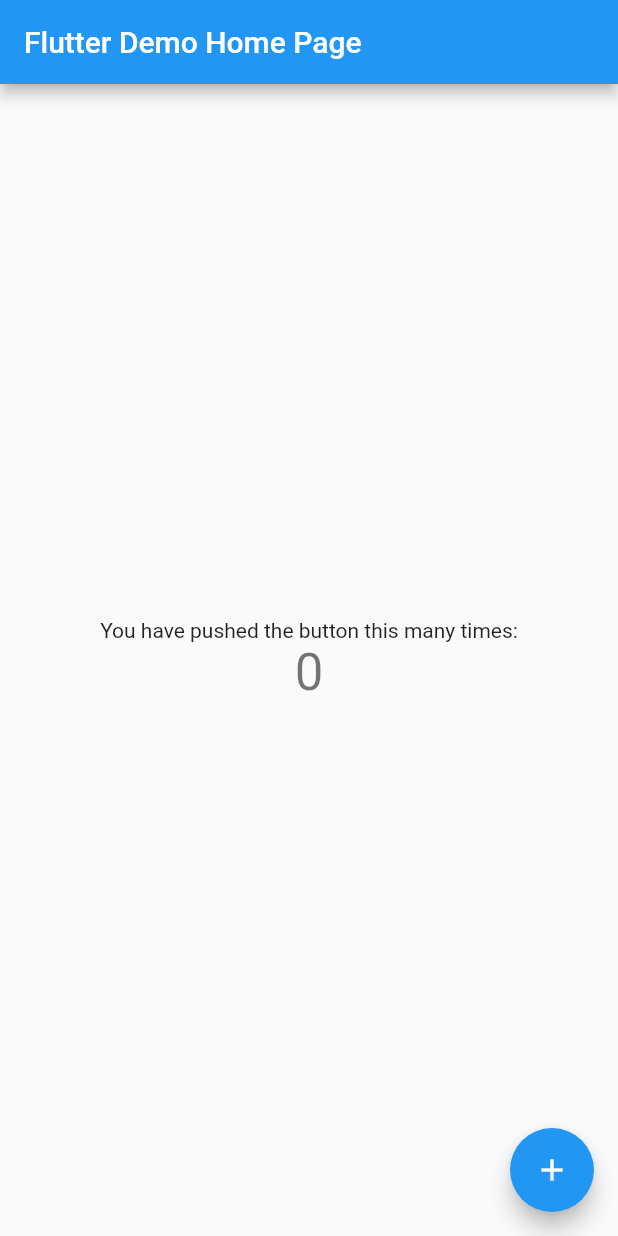
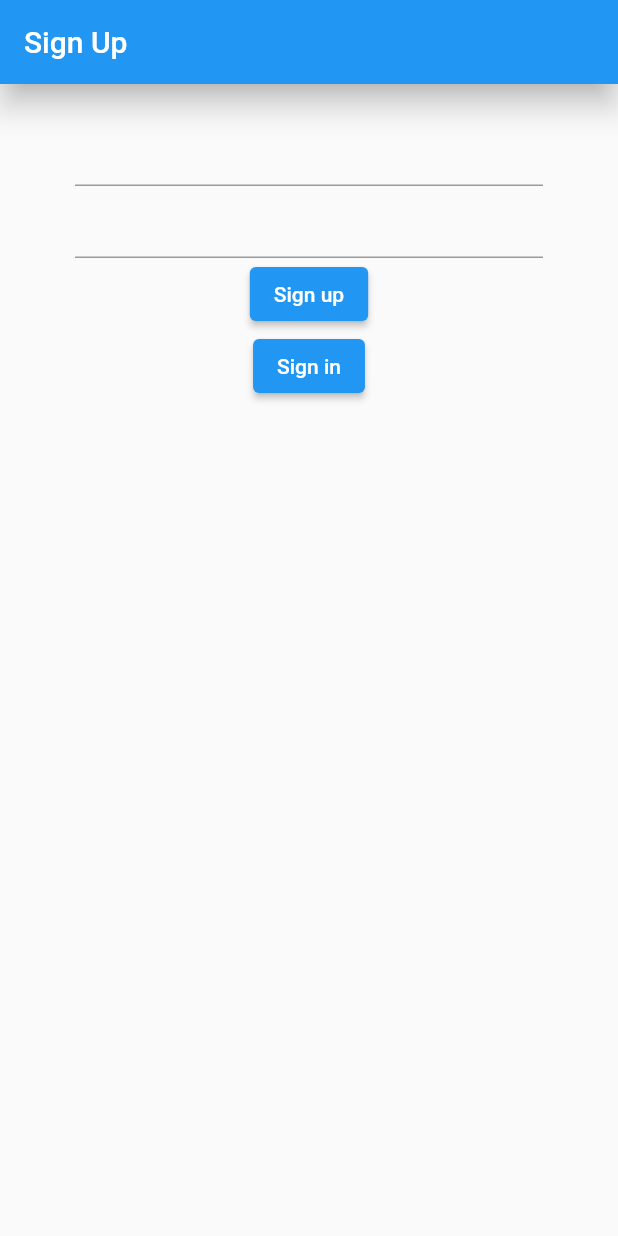
Before and after one commit to lacpalaganas/twiddle, a Flutter app: the screen it shows after launch, on a phone screen of 412 x 824 dp. Run offline on Flutter 3.47's test engine with Material 2 defaults, Android fonts, the phone set to English and light mode, and no system bars; our stand-ins replace firebase_auth, firebase_core; accounts and stored records are empty.

Commit message:
implementing Firebase Auth

```diff
--- a/lib/main.dart
+++ b/lib/main.dart
@@ -1,120 +1,33 @@
+import 'package:firebase_core/firebase_core.dart';
 import 'package:flutter/material.dart';
-import 'package:firebase_core/firebase_core.dart';
+import 'package:provider/provider.dart';
+import 'package:twiddle/models/user.dart';
+import 'package:twiddle/screens/auth/sign_up.dart';
+import 'package:twiddle/screens/wrapper.dart';
+import 'package:twiddle/services/auth.dart';
+
 import 'firebase_options.dart';
 
-Future<void> main() async {
+
+void main() async {
+  WidgetsFlutterBinding.ensureInitialized();
   await Firebase.initializeApp(
     options: DefaultFirebaseOptions.currentPlatform,
-);
+  );
   runApp(const MyApp());
 }
 
-class MyApp extends StatelessWidget {
+class MyApp extends StatelessWidget{
   const MyApp({super.key});
 
-  // This widget is the root of your application.
   @override
-  Widget build(BuildContext context) {
-    return MaterialApp(
-      title: 'Flutter Demo',
-      theme: ThemeData(
-        // This is the theme of your application.
-        //
-        // Try running your application with "flutter run". You'll see the
-        // application has a blue toolbar. Then, without quitting the app, try
-        // changing the primarySwatch below to Colors.green and then invoke
-        // "hot reload" (press "r" in the console where you ran "flutter run",
-        // or simply save your changes to "hot reload" in a Flutter IDE).
-        // Notice that the counter didn't reset back to zero; the application
-        // is not restarted.
-        primarySwatch: Colors.blue,
-      ),
-      home: const MyHomePage(title: 'Flutter Demo Home Page'),
-    );
+  Widget build(BuildContext context){
+    return StreamProvider<UserModel?>.value(
+      value: AuthService().user,
+
+    initialData: null,
+    child: const MaterialApp(
+      home: Wrapper(),
+    ),);
   }
 }
-
-class MyHomePage extends StatefulWidget {
-  const MyHomePage({super.key, required this.title});
-
-  // This widget is the home page of your application. It is stateful, meaning
-  // that it has a State object (defined below) that contains fields that affect
-  // how it looks.
-
-  // This class is the configuration for the state. It holds the values (in this
-  // case the title) provided by the parent (in this case the App widget) and
-  // used by the build method of the State. Fields in a Widget subclass are
-  // always marked "final".
-
-  final String title;
-
-  @override
-  State<MyHomePage> createState() => _MyHomePageState();
-}
-
-class _MyHomePageState extends State<MyHomePage> {
-  int _counter = 0;
-
-  void _incrementCounter() {
-    setState(() {
-      // This call to setState tells the Flutter framework that something has
-      // changed in this State, which causes it to rerun the build method below
-      // so that the display can reflect the updated values. If we changed
-      // _counter without calling setState(), then the build method would not be
-      // called again, and so nothing would appear to happen.
-      _counter++;
-    });
-  }
-
-  @override
-  Widget build(BuildContext context) {
-    // This method is rerun every time setState is called, for instance as done
-    // by the _incrementCounter method above.
-    //
-    // The Flutter framework has been optimized to make rerunning build methods
-    // fast, so that you can just rebuild anything that needs updating rather
-    // than having to individually change instances of widgets.
-    return Scaffold(
-      appBar: AppBar(
-        // Here we take the value from the MyHomePage object that was created by
-        // the App.build method, and use it to set our appbar title.
-        title: Text(widget.title),
-      ),
-      body: Center(
-        // Center is a layout widget. It takes a single child and positions it
-        // in the middle of the parent.
-        child: Column(
-          // Column is also a layout widget. It takes a list of children and
-          // arranges them vertically. By default, it sizes itself to fit its
-          // children horizontally, and tries to be as tall as its parent.
-          //
-          // Invoke "debug painting" (press "p" in the console, choose the
-          // "Toggle Debug Paint" action from the Flutter Inspector in Android
-          // Studio, or the "Toggle Debug Paint" command in Visual Studio Code)
-          // to see the wireframe for each widget.
-          //
-          // Column has various properties to control how it sizes itself and
-          // how it positions its children. Here we use mainAxisAlignment to
-          // center the children vertically; the main axis here is the vertical
-          // axis because Columns are vertical (the cross axis would be
-          // horizontal).
-          mainAxisAlignment: MainAxisAlignment.center,
-          children: <Widget>[
-            const Text(
-              'You have pushed the button this many times:',
-            ),
-            Text(
-              '$_counter',
-              style: Theme.of(context).textTheme.headlineMedium,
-            ),
-          ],
-        ),
-      ),
-      floatingActionButton: FloatingActionButton(
-        onPressed: _incrementCounter,
-        tooltip: 'Increment',
-        child: const Icon(Icons.add),
-      ), // This trailing comma makes auto-formatting nicer for build methods.
-    );
-  }
-}
--- /dev/null
+++ b/lib/models/user.dart
@@ -0,0 +1,5 @@
+class UserModel {
+  final String id;
+
+  UserModel({required this.id});
+}
--- /dev/null
+++ b/lib/screens/auth/sign_up.dart
@@ -0,0 +1,50 @@
+import 'package:flutter/material.dart';
+import 'package:twiddle/services/auth.dart';
+
+class SignUp extends StatefulWidget {
+  const SignUp({super.key});
+
+  @override
+  State<SignUp> createState() => _SignUpState();
+}
+
+class _SignUpState extends State<SignUp> {
+  final AuthService _authService = AuthService();
+  String email = '';
+  String password = '';
+  @override
+  Widget build(BuildContext context) {
+    return Scaffold(
+      appBar: AppBar(
+        backgroundColor: Colors.blue,
+        elevation: 8,
+        title: const Text("Sign Up"),
+      ),
+      body: Container(
+        padding: const EdgeInsets.symmetric(vertical: 20, horizontal: 50),
+        child: Form(
+            child: Column(
+          children: [
+            TextFormField(
+              onChanged: (val) => setState(() {
+                email = val;
+              }),
+            ),
+            TextFormField(
+              onChanged: (val) => setState(() {
+                password = val;
+              }),
+            ),
+            ElevatedButton(
+                child: const Text("Sign up"),
+                onPressed: () async => {_authService.signUpAction(email, password)}),
+            ElevatedButton(
+                child: const Text("Sign in"),
+                onPressed: () async => {
+                  _authService.signInAction(email, password)}),
+          ],
+        )),
+      ),
+    );
+  }
+}
--- /dev/null
+++ b/lib/screens/wrapper.dart
@@ -0,0 +1,22 @@
+import 'package:flutter/material.dart';
+import 'package:flutter/src/widgets/framework.dart';
+import 'package:flutter/src/widgets/placeholder.dart';
+import 'package:provider/provider.dart';
+import 'package:twiddle/models/user.dart';
+import 'package:twiddle/screens/auth/sign_up.dart';
+import 'package:twiddle/screens/main/home.dart';
+
+class Wrapper extends StatelessWidget {
+  const Wrapper({super.key});
+
+  @override
+  Widget build(BuildContext context) {
+    final user = Provider.of<UserModel?>(context);
+    // ignore: unnecessary_null_comparison
+    print(user);
+    if (user == null){
+      return const SignUp();
+    }
+    return const Home();
+  }
+}
--- a/pubspec.yaml
+++ b/pubspec.yaml
@@ -36,6 +36,9 @@ dependencies:
   # Use with the CupertinoIcons class for iOS style icons.
   cupertino_icons: ^1.0.2
   firebase_core: ^2.9.0
+  firebase_database: ^10.1.0
+  firebase_auth: ^4.4.0
+  provider: ^6.0.5
 
 dev_dependencies:
   flutter_test:
```
Also changed, not shown: lib/screens/main/home.dart (added, +21 -0 lines), lib/services/auth.dart (added, +49 -0 lines), pubspec.lock, 4 other files.
